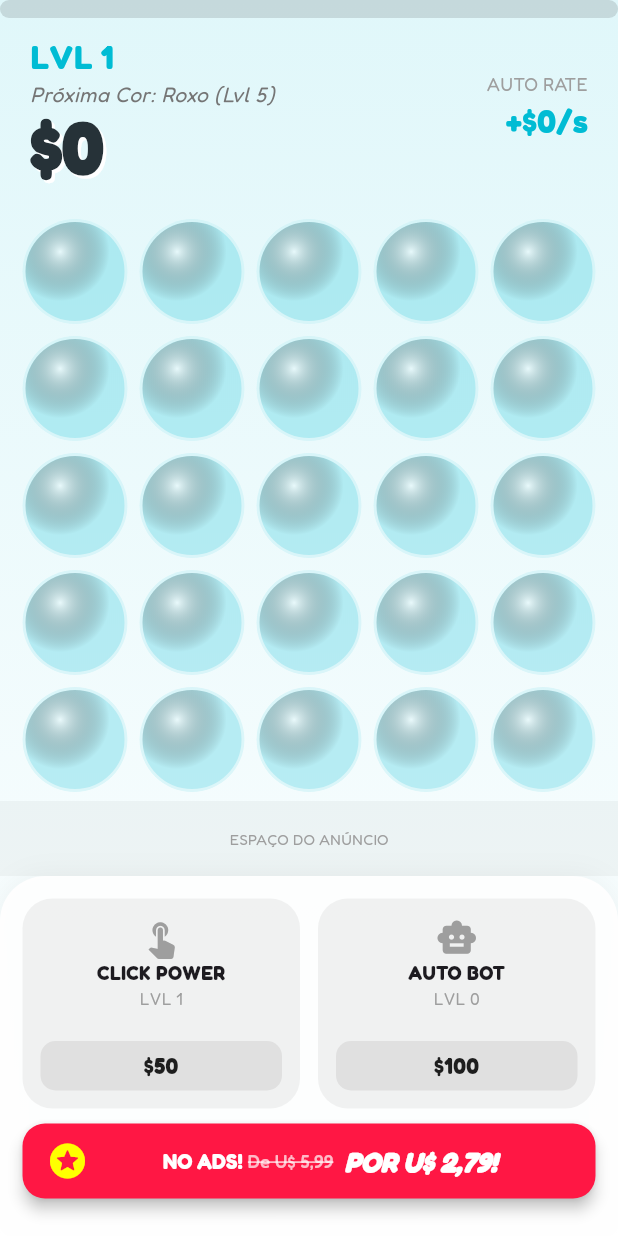
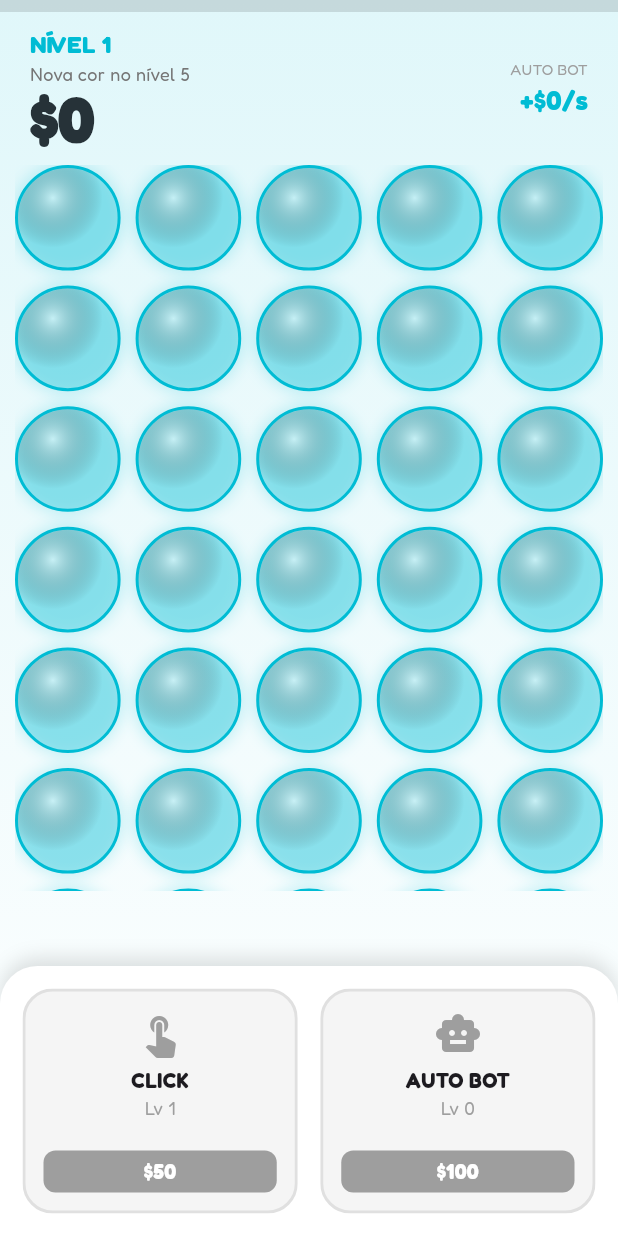
Before and after one commit to felipergalvao/plastico-bolha, a Flutter app: the screen it shows after launch, after a tap on "AUTO BOT", on a phone screen of 412 x 824 dp. Run offline on Flutter 3.47's test engine with Material 3 defaults, Android fonts, the phone set to English and light mode, and no system bars; our stand-ins replace audioplayers, google_fonts, google_mobile_ads, shared_preferences, vibration; network calls fail.

Commit message:
fix: correção do click, remoção do ganho offline e ajuste de layout

```diff
--- a/lib/main.dart
+++ b/lib/main.dart
@@ -22,11 +22,10 @@ class BubbleTycoonApp extends StatelessWidget {
   @override
   Widget build(BuildContext context) {
     return MaterialApp(
-      title: 'Bubble Tycoon Beta',
+      title: 'Bubble Tycoon',
       debugShowCheckedModeBanner: false,
       theme: ThemeData(
         useMaterial3: true,
-        // FONTE NOVA: Fredoka (Redondinha e Moderna)
         textTheme: GoogleFonts.fredokaTextTheme(),
       ),
       home: const GameScreen(),
@@ -42,60 +41,91 @@ class GameScreen extends StatefulWidget {
 }
 
 class _GameScreenState extends State<GameScreen> with WidgetsBindingObserver {
+  // --- Variáveis de Estado ---
   double money = 0;
   double totalEarnings = 0;
   int clickValue = 1;
   double autoClickRate = 0;
   int levelClick = 1;
   int levelAuto = 0;
+
+  // Custos iniciais
   double costClickUpgrade = 50;
   double costAutoUpgrade = 100;
 
+  // Sistema
   final AudioPlayer _sfxPlayer = AudioPlayer();
   BannerAd? _bannerAd;
   bool _isBannerAdLoaded = false;
   InterstitialAd? _interstitialAd;
+  Timer? _autoClickTimer;
 
-  // Grid Config (8 linhas para caber o Ad sem espremer)
+  // Grid Config (7 linhas para garantir espaço para o Ad)
   final int _columns = 5;
-  final int _rows = 8;
-  final int _totalBubbles = 40;
-  final double _gridPadding = 15.0;
+  final int _rows = 7;
+  late int _totalBubbles;
 
+  // Chaves para as bolhas
   late List<GlobalKey<_BubbleWidgetState>> _bubbleKeys;
 
   @override
   void initState() {
     super.initState();
+    WidgetsBinding.instance.addObserver(this); // Monitorar ciclo de vida
+    _totalBubbles = _columns * _rows;
     _bubbleKeys = List.generate(_totalBubbles, (_) => GlobalKey<_BubbleWidgetState>());
+
+    _sfxPlayer.setReleaseMode(ReleaseMode.stop);
     _loadProgress();
-    _sfxPlayer.setReleaseMode(ReleaseMode.stop);
-
-    Timer.periodic(const Duration(seconds: 1), (timer) {
-      if (autoClickRate > 0) _addMoney(autoClickRate);
-    });
-
-    Timer.periodic(const Duration(seconds: 10), (timer) => _saveProgress());
 
     _initBannerAd();
     _loadInterstitialAd();
   }
 
-  // FORMATADOR DE DINHEIRO (Ex: 1,500 ou 1.2M)
+  @override
+  void dispose() {
+    WidgetsBinding.instance.removeObserver(this);
+    _autoClickTimer?.cancel();
+    _sfxPlayer.dispose();
+    _bannerAd?.dispose();
+    _interstitialAd?.dispose();
+    super.dispose();
+  }
+
+  // --- Ciclo de Vida: Pausa o Bot se sair do app ---
+  @override
+  void didChangeAppLifecycleState(AppLifecycleState state) {
+    if (state == AppLifecycleState.paused) {
+      // Usuário saiu ou minimizou: PAUSA TUDO
+      _autoClickTimer?.cancel();
+      _saveProgress();
+    } else if (state == AppLifecycleState.resumed) {
+      // Usuário voltou: RELIGA O BOT (sem dar dinheiro pelo tempo fora)
+      _startAutoClicker();
+    }
+  }
+
+  void _startAutoClicker() {
+    _autoClickTimer?.cancel();
+    if (autoClickRate > 0) {
+      _autoClickTimer = Timer.periodic(const Duration(seconds: 1), (timer) {
+        // Só adiciona dinheiro se o app estiver montado e ativo
+        if (mounted) {
+          _addMoney(autoClickRate);
+        }
+      });
+    }
+  }
+
+  // --- Lógica do Jogo ---
+
   String formatMoney(double value) {
-    if (value >= 1000000) {
-      return "${(value / 1000000).toStringAsFixed(2)}M";
-    }
-    if (value >= 1000) {
-      return value.toStringAsFixed(0).replaceAllMapped(
-          RegExp(r'(\d{1,3})(?=(\d{3})+(?!\d))'), (Match m) => '${m[1]},');
-    }
+    if (value >= 1000000) return "${(value / 1000000).toStringAsFixed(2)}M";
+    if (value >= 1000) return "${(value / 1000).toStringAsFixed(1)}k";
     return value.toStringAsFixed(0);
   }
 
-  int get currentLevel {
-    return (0.5 + sqrt(0.25 + (totalEarnings / 250))).floor();
-  }
+  int get currentLevel => (0.5 + sqrt(0.25 + (totalEarnings / 250))).floor();
 
   double get currentLevelProgress {
     double xpInCurrentLevel = totalEarnings - (250.0 * currentLevel * (currentLevel - 1));
@@ -105,21 +135,22 @@ class _GameScreenState extends State<GameScreen> with WidgetsBindingObserver {
 
   Color get levelColor {
     int lvl = currentLevel;
-    if (lvl >= 20) return const Color(0xFF00FF41);
-    if (lvl >= 10) return const Color(0xFFFFD700);
-    if (lvl >= 5) return const Color(0xFFBC13FE);
+    if (lvl >= 20) return const Color(0xFF00FF41); // Verde Hacker
+    if (lvl >= 10) return const Color(0xFFFFD700); // Ouro
+    if (lvl >= 5) return const Color(0xFFBC13FE);  // Roxo
     return Colors.cyan;
   }
 
   String get nextGoalText {
     int lvl = currentLevel;
-    if (lvl < 5) return "Próxima Cor: Roxo (Lvl 5)";
-    if (lvl < 10) return "Próxima Cor: Ouro (Lvl 10)";
-    if (lvl < 20) return "Próxima Cor: Hacker (Lvl 20)";
-    return "Mestre das Bolhas!";
+    if (lvl < 5) return "Nova cor no nível 5";
+    if (lvl < 10) return "Nova cor no nível 10";
+    if (lvl < 20) return "Nova cor no nível 20";
+    return "Cores Maximizadas!";
   }
 
   void _addMoney(double amount) {
+    if (!mounted) return;
     setState(() {
       int oldLevel = currentLevel;
       money += amount;
@@ -129,16 +160,17 @@ class _GameScreenState extends State<GameScreen> with WidgetsBindingObserver {
   }
 
   void _onLevelUp() {
+    // Tenta mostrar Interstitial ao subir de nível
     if (_interstitialAd != null) {
       _interstitialAd!.show();
+      _loadInterstitialAd(); // Já carrega o próximo
     }
     _playSound('cash.wav');
     ScaffoldMessenger.of(context).showSnackBar(
       SnackBar(
         backgroundColor: levelColor,
-        behavior: SnackBarBehavior.floating,
-        content: Text("LEVEL UP! VOCÊ ESTÁ BRILHANDO!",
-          style: const TextStyle(color: Colors.black, fontWeight: FontWeight.bold, fontSize: 18)),
+        duration: const Duration(seconds: 1),
+        content: Text("LEVEL UP! Nível ${currentLevel}", style: const TextStyle(fontWeight: FontWeight.bold, color: Colors.black)),
       ),
     );
   }
@@ -146,32 +178,12 @@ class _GameScreenState extends State<GameScreen> with WidgetsBindingObserver {
   void _onPop() {
     _addMoney(clickValue.toDouble());
     _playSound('pop.wav');
-    if (!kIsWeb) Vibration.vibrate(duration: 20);
+    if (!kIsWeb) Vibration.vibrate(duration: 15);
   }
 
   void _playSound(String file) => _sfxPlayer.play(AssetSource('audio/$file'), volume: 0.5);
 
-  void _handleSwipe(Offset localPos, Size gridSize) {
-    double activeWidth = gridSize.width - (_gridPadding * 2);
-    double activeHeight = gridSize.height - (_gridPadding * 2);
-    double dx = localPos.dx - _gridPadding;
-    double dy = localPos.dy - _gridPadding;
-
-    if (dx < 0 || dy < 0 || dx > activeWidth || dy > activeHeight) return;
-
-    double cellWidth = activeWidth / _columns;
-    double cellHeight = activeHeight / _rows;
-
-    int col = (dx / cellWidth).floor();
-    int row = (dy / cellHeight).floor();
-
-    if (col >= 0 && col < _columns && row >= 0 && row < _rows) {
-      int index = row * _columns + col;
-      if (index >= 0 && index < _totalBubbles) {
-        _bubbleKeys[index].currentState?.pop();
-      }
-    }
-  }
+  // --- Persistência de Dados (Save) ---
 
   Future<void> _saveProgress() async {
     final prefs = await SharedPreferences.getInstance();
@@ -188,16 +200,22 @@ class _GameScreenState extends State<GameScreen> with WidgetsBindingObserver {
       totalEarnings = prefs.getDouble('totalEarnings') ?? 0;
       levelClick = prefs.getInt('levelClick') ?? 1;
       levelAuto = prefs.getInt('levelAuto') ?? 0;
+
+      // Recalcula custos e força
       clickValue = levelClick;
       autoClickRate = levelAuto * 2.0;
       costClickUpgrade = (50 * pow(1.5, levelClick - 1)).toDouble();
       costAutoUpgrade = (100 * pow(1.5, levelAuto)).toDouble();
+
+      // Reinicia o bot se tiver upgrade comprado
+      _startAutoClicker();
     });
   }
 
+  // --- Configuração de Ads ---
   void _initBannerAd() {
     _bannerAd = BannerAd(
-      adUnitId: 'ca-app-pub-3940256099942544/6300978111',
+      adUnitId: 'ca-app-pub-3940256099942544/6300978111', // ID de Teste Google
       size: AdSize.banner,
       request: const AdRequest(),
       listener: BannerAdListener(
@@ -209,7 +227,7 @@ class _GameScreenState extends State<GameScreen> with WidgetsBindingObserver {
 
   void _loadInterstitialAd() {
     InterstitialAd.load(
-      adUnitId: 'ca-app-pub-3940256099942544/1033173712',
+      adUnitId: 'ca-app-pub-3940256099942544/1033173712', // ID de Teste Google
       request: const AdRequest(),
       adLoadCallback: InterstitialAdLoadCallback(
         onAdLoaded: (ad) {
@@ -217,7 +235,7 @@ class _GameScreenState extends State<GameScreen> with WidgetsBindingObserver {
           _interstitialAd!.fullScreenContentCallback = FullScreenContentCallback(
             onAdDismissedFullScreenContent: (ad) {
               ad.dispose();
-              _loadInterstitialAd();
+              _loadInterstitialAd(); // Recarrega quando fecha
             },
             onAdFailedToShowFullScreenContent: (ad, error) {
               ad.dispose();
@@ -225,7 +243,7 @@ class _GameScreenState extends State<GameScreen> with WidgetsBindingObserver {
             },
           );
         },
-        onAdFailedToLoad: (LoadAdError error) => debugPrint('InterstitialAd failed: $error'),
+        onAdFailedToLoad: (error) {},
       ),
     );
   }
@@ -244,75 +262,70 @@ class _GameScreenState extends State<GameScreen> with WidgetsBindingObserver {
         child: SafeArea(
           child: Column(
             children: [
+              // Barra de XP
               LinearProgressIndicator(
                 value: currentLevelProgress,
                 backgroundColor: Colors.black12,
                 color: levelColor,
-                minHeight: 12,
-                borderRadius: BorderRadius.circular(6),
+                minHeight: 8,
               ),
+
+              // Cabeçalho (Dinheiro e Info)
               Padding(
                 padding: const EdgeInsets.symmetric(horizontal: 20, vertical: 10),
                 child: Row(
                   mainAxisAlignment: MainAxisAlignment.spaceBetween,
                   children: [
                     Column(crossAxisAlignment: CrossAxisAlignment.start, children: [
-                      Text("LVL $currentLevel", style: TextStyle(fontSize: 22, color: levelColor, fontWeight: FontWeight.bold)),
-                      Text(nextGoalText, style: TextStyle(fontSize: 14, color: Colors.grey.shade600, fontStyle: FontStyle.italic)),
-                      // DINHEIRO FORMATADO E BONITO
+                      Text("NÍVEL $currentLevel", style: TextStyle(fontSize: 16, color: levelColor, fontWeight: FontWeight.bold)),
+                      Text(nextGoalText, style: TextStyle(fontSize: 12, color: Colors.grey.shade600)),
                       Text("\$${formatMoney(money)}",
                         style: TextStyle(
-                          fontSize: 48,
-                          fontWeight: FontWeight.w900,
-                          height: 1,
-                          color: Colors.blueGrey.shade900, // Cor Premium
-                          shadows: [
-                            Shadow(color: Colors.white, offset: Offset(2, 2), blurRadius: 0)
-                          ]
+                          fontSize: 42, fontWeight: FontWeight.w900, height: 1,
+                          color: Colors.blueGrey.shade900,
                         )
                       ),
                     ]),
                     Column(crossAxisAlignment: CrossAxisAlignment.end, children: [
-                      const Text("AUTO RATE", style: TextStyle(fontSize: 12, color: Colors.grey)),
-                      Text("+\$${formatMoney(autoClickRate)}/s", style: TextStyle(fontSize: 22, fontWeight: FontWeight.bold, color: levelColor)),
+                      const Text("AUTO BOT", style: TextStyle(fontSize: 10, color: Colors.grey)),
+                      Text("+\$${formatMoney(autoClickRate)}/s", style: TextStyle(fontSize: 18, fontWeight: FontWeight.bold, color: levelColor)),
                     ]),
                   ],
                 ),
               ),
+
+              // ÁREA DO JOGO (GRID)
               Expanded(
-                child: LayoutBuilder(
-                  builder: (context, constraints) {
-                    return GestureDetector(
-                      onPanUpdate: (d) => _handleSwipe(d.localPosition, constraints.biggest),
-                      onPanDown: (d) => _handleSwipe(d.localPosition, constraints.biggest),
+                child: Padding(
+                  padding: const EdgeInsets.symmetric(horizontal: 10),
                   child: GridView.builder(
-                        padding: EdgeInsets.all(_gridPadding),
-                        physics: const NeverScrollableScrollPhysics(),
+                    physics: const NeverScrollableScrollPhysics(), // Sem scroll
                     gridDelegate: SliverGridDelegateWithFixedCrossAxisCount(
                       crossAxisCount: _columns,
-                          mainAxisSpacing: 8,
-                          crossAxisSpacing: 8,
+                      mainAxisSpacing: 10,
+                      crossAxisSpacing: 10,
+                      childAspectRatio: 1.0, // Quadrado perfeito
                     ),
                     itemCount: _totalBubbles,
                     itemBuilder: (context, index) => BubbleWidget(
                       key: _bubbleKeys[index],
-                          onPop: _onPop,
+                      onPop: _onPop, // Passa a função de clique
                       activeColor: levelColor,
                     ),
                   ),
-                    );
-                  }
                 ),
               ),
-              Container(
+
+              // Espaço do Banner Ad (Fixo para não pular a tela)
+              SizedBox(
                 height: 50,
                 width: double.infinity,
-                color: _isBannerAdLoaded ? Colors.transparent : Colors.grey.withValues(alpha: 0.1),
-                alignment: Alignment.center,
                 child: _isBannerAdLoaded
                   ? AdWidget(ad: _bannerAd!)
-                    : const Text("ESPAÇO DO ANÚNCIO", style: TextStyle(fontSize: 10, color: Colors.grey)),
+                  : const Center(child: Text("...", style: TextStyle(color: Colors.transparent))),
               ),
+
+              // LOJA
               _buildStore(),
             ],
           ),
@@ -323,111 +336,58 @@ class _GameScreenState extends State<GameScreen> with WidgetsBindingObserver {
 
   Widget _buildStore() {
     return Container(
-      height: 240,
-      padding: const EdgeInsets.fromLTRB(15, 15, 15, 25),
+      height: 180,
+      padding: const EdgeInsets.all(15),
       decoration: BoxDecoration(
-        color: Colors.white.withValues(alpha: 0.9),
-        borderRadius: const BorderRadius.vertical(top: Radius.circular(30)),
-        boxShadow: [BoxShadow(color: Colors.black.withValues(alpha: 0.05), blurRadius: 15)],
+        color: Colors.white,
+        borderRadius: const BorderRadius.vertical(top: Radius.circular(25)),
+        boxShadow: [BoxShadow(color: Colors.black12, blurRadius: 10, offset: Offset(0, -5))],
       ),
-      child: Column(
-        children: [
-          Expanded(
       child: Row(
-              crossAxisAlignment: CrossAxisAlignment.stretch,
         children: [
           Expanded(child: _UpgradeCard(
-                  title: "CLICK POWER", level: levelClick, cost: costClickUpgrade,
+            title: "CLICK", level: levelClick, cost: costClickUpgrade,
             icon: Icons.touch_app, canBuy: money >= costClickUpgrade,
-                  // Função Formatada no Botão
             formatCost: formatMoney,
             onTap: () {
               if (money >= costClickUpgrade) {
-                      _playSound('cash.wav');
+                _playSound('buy.wav');
                 setState(() {
                   money -= costClickUpgrade;
                   levelClick++;
                   clickValue++;
                   costClickUpgrade *= 1.5;
                 });
+                _saveProgress();
               }
             },
           )),
-                const SizedBox(width: 12),
+          const SizedBox(width: 15),
           Expanded(child: _UpgradeCard(
             title: "AUTO BOT", level: levelAuto, cost: costAutoUpgrade,
             icon: Icons.smart_toy, canBuy: money >= costAutoUpgrade,
             formatCost: formatMoney,
             onTap: () {
               if (money >= costAutoUpgrade) {
-                      _playSound('cash.wav');
+                _playSound('buy.wav');
                 setState(() {
                   money -= costAutoUpgrade;
                   levelAuto++;
                   autoClickRate += 2;
                   costAutoUpgrade *= 1.5;
+                  _startAutoClicker();
                 });
+                _saveProgress();
               }
             },
           )),
         ],
       ),
-          ),
-          const SizedBox(height: 10),
-          SizedBox(
-            width: double.infinity,
-            height: 50,
-            child: ElevatedButton.icon(
-              onPressed: () {
-                ScaffoldMessenger.of(context).showSnackBar(
-                  const SnackBar(content: Text("Promoção de lançamento em breve!")),
     );
-              },
-              icon: const Icon(Icons.stars_rounded, color: Colors.yellowAccent, size: 28),
-              label: Row(
-                mainAxisAlignment: MainAxisAlignment.center,
-                children: [
-                  const Text("NO ADS! ", style: TextStyle(color: Colors.white, fontWeight: FontWeight.bold, fontSize: 14)),
-                  Text("De U\$ 5,99 ",
-                    style: TextStyle(
-                      color: Colors.white.withValues(alpha: 0.7),
-                      fontSize: 12,
-                      decoration: TextDecoration.lineThrough,
-                      decorationColor: Colors.white70,
-                      decorationThickness: 2.0
-                    )
-                  ),
-                  const Text(" POR U\$ 2,79!",
-                    style: TextStyle(
-                      color: Colors.white,
-                      fontWeight: FontWeight.w900,
-                      fontSize: 18,
-                      fontStyle: FontStyle.italic
-                    )
-                  ),
-                ],
-              ),
-              style: ElevatedButton.styleFrom(
-                backgroundColor: Colors.redAccent.shade400,
-                elevation: 4,
-                shape: RoundedRectangleBorder(borderRadius: BorderRadius.circular(15)),
-              ),
-            ),
-          )
-        ],
-      ),
-    );
-  }
-
-  @override
-  void dispose() {
-    _sfxPlayer.dispose();
-    _bannerAd?.dispose();
-    _interstitialAd?.dispose();
-    super.dispose();
   }
 }
 
+// WIDGET DA BOLHA (Com Detector de Toque Próprio)
 class BubbleWidget extends StatefulWidget {
   final VoidCallback onPop;
   final Color activeColor;
@@ -443,41 +403,54 @@ class _BubbleWidgetState extends State<BubbleWidget> with SingleTickerProviderSt
   @override
   void initState() {
     super.initState();
-    _controller = AnimationController(vsync: this, duration: const Duration(milliseconds: 100));
+    _controller = AnimationController(vsync: this, duration: const Duration(milliseconds: 80));
   }
 
   void pop() {
     if (isPopped) return;
     setState(() => isPopped = true);
     _controller.forward().then((_) => _controller.reverse());
-    widget.onPop();
-    Future.delayed(Duration(milliseconds: 2000 + Random().nextInt(2500)), () {
+
+    widget.onPop(); // Ganha o dinheiro
+
+    // Respawn (1.5s a 3.5s)
+    Future.delayed(Duration(milliseconds: 1500 + Random().nextInt(2000)), () {
       if (mounted) setState(() => isPopped = false);
     });
   }
 
   @override
   Widget build(BuildContext context) {
-    return ScaleTransition(
-      scale: Tween(begin: 1.0, end: 0.8).animate(_controller),
-      child: ClipRRect(
-        borderRadius: BorderRadius.circular(100),
-        child: BackdropFilter(
-          filter: ImageFilter.blur(sigmaX: isPopped ? 0 : 4, sigmaY: isPopped ? 0 : 4),
+    // AQUI ESTÁ A CORREÇÃO: O GestureDetector é dono da bolha
+    return GestureDetector(
+      onTap: pop, // Clicou na bolha, chama o pop da bolha
+      child: ScaleTransition(
+        scale: Tween(begin: 1.0, end: 0.85).animate(_controller),
         child: AnimatedContainer(
-            duration: const Duration(milliseconds: 200),
+          duration: const Duration(milliseconds: 300),
           decoration: BoxDecoration(
             shape: BoxShape.circle,
-              color: isPopped ? Colors.black.withValues(alpha: 0.05) : widget.activeColor.withValues(alpha: 0.25),
-              border: Border.all(color: isPopped ? Colors.black12 : Colors.white.withValues(alpha: 0.5), width: 2),
+            color: isPopped
+                ? Colors.grey.withOpacity(0.1)
+                : widget.activeColor.withOpacity(0.3),
+            border: Border.all(
+              color: isPopped ? Colors.transparent : widget.activeColor,
+              width: 2
+            ),
+            boxShadow: isPopped ? [] : [
+              BoxShadow(
+                color: widget.activeColor.withOpacity(0.2),
+                blurRadius: 8,
+                spreadRadius: 2,
+              )
+            ],
           ),
           child: isPopped ? null : Container(
             decoration: const BoxDecoration(
               shape: BoxShape.circle,
               gradient: RadialGradient(
                 center: Alignment(-0.3, -0.4),
-                  colors: [Colors.white70, Colors.transparent],
-                ),
+                colors: [Colors.white54, Colors.transparent],
               ),
             ),
           ),
@@ -500,44 +473,49 @@ class _UpgradeCard extends StatelessWidget {
   final IconData icon;
   final bool canBuy;
   final VoidCallback onTap;
-  final String Function(double) formatCost; // Recebe a função de formatar
+  final String Function(double) formatCost;
 
   const _UpgradeCard({
     required this.title, required this.level, required this.cost,
     required this.icon, required this.canBuy, required this.onTap,
-    required this.formatCost, // Obrigatório agora
+    required this.formatCost,
   });
 
   @override
   Widget build(BuildContext context) {
-    return InkWell(
+    return Material(
+      color: Colors.transparent,
+      child: InkWell(
         onTap: onTap,
-      child: AnimatedContainer(
-        duration: const Duration(milliseconds: 200),
-        padding: const EdgeInsets.all(10),
+        borderRadius: BorderRadius.circular(20),
+        child: Ink(
+          padding: const EdgeInsets.all(12),
           decoration: BoxDecoration(
-          color: canBuy ? Colors.white : Colors.black.withValues(alpha: 0.05),
+            color: canBuy ? Colors.white : Colors.grey.shade100,
             borderRadius: BorderRadius.circular(20),
-          border: Border.all(color: canBuy ? Colors.blueAccent : Colors.transparent, width: 2),
+            border: Border.all(color: canBuy ? Colors.blueAccent : Colors.grey.shade300, width: 2),
           ),
           child: Column(
+            mainAxisAlignment: MainAxisAlignment.center,
             children: [
-            Icon(icon, color: canBuy ? Colors.blueAccent : Colors.grey, size: 28),
-            Text(title, textAlign: TextAlign.center, style: const TextStyle(fontWeight: FontWeight.bold, fontSize: 13)),
-            Text("LVL $level", style: const TextStyle(fontSize: 11, color: Colors.grey)),
+              Icon(icon, color: canBuy ? Colors.blueAccent : Colors.grey, size: 32),
+              const SizedBox(height: 5),
+              Text(title, style: const TextStyle(fontWeight: FontWeight.bold, fontSize: 14)),
+              Text("Lv $level", style: const TextStyle(fontSize: 12, color: Colors.grey)),
               const Spacer(),
               Container(
                 width: double.infinity,
-              padding: const EdgeInsets.symmetric(vertical: 6),
+                padding: const EdgeInsets.symmetric(vertical: 4),
                 decoration: BoxDecoration(
-                color: canBuy ? Colors.greenAccent : Colors.grey.shade300,
-                borderRadius: BorderRadius.circular(10)
+                  color: canBuy ? Colors.green : Colors.grey,
+                  borderRadius: BorderRadius.circular(8)
                 ),
-              child: Text("\$${formatCost(cost)}", // USA O FORMATADOR AQUI
+                child: Text("\$${formatCost(cost)}",
                   textAlign: TextAlign.center,
-                style: const TextStyle(color: Colors.black87, fontWeight: FontWeight.bold, fontSize: 15)),
+                  style: const TextStyle(color: Colors.white, fontWeight: FontWeight.bold, fontSize: 14)),
               )
             ],
+          ),
         ),
       ),
     );
```
Also changed, not shown: .github/workflows/build.yaml. Lines whose indentation alone changed are shown as unchanged.
